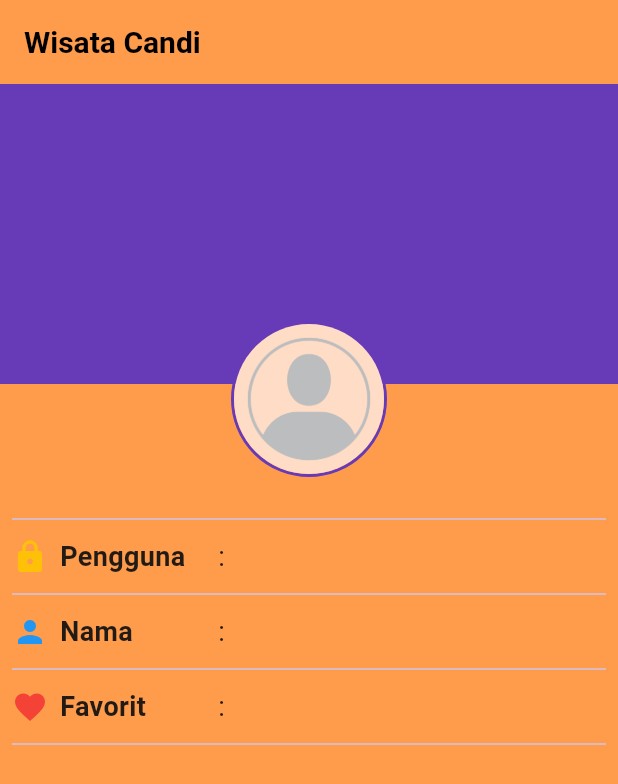
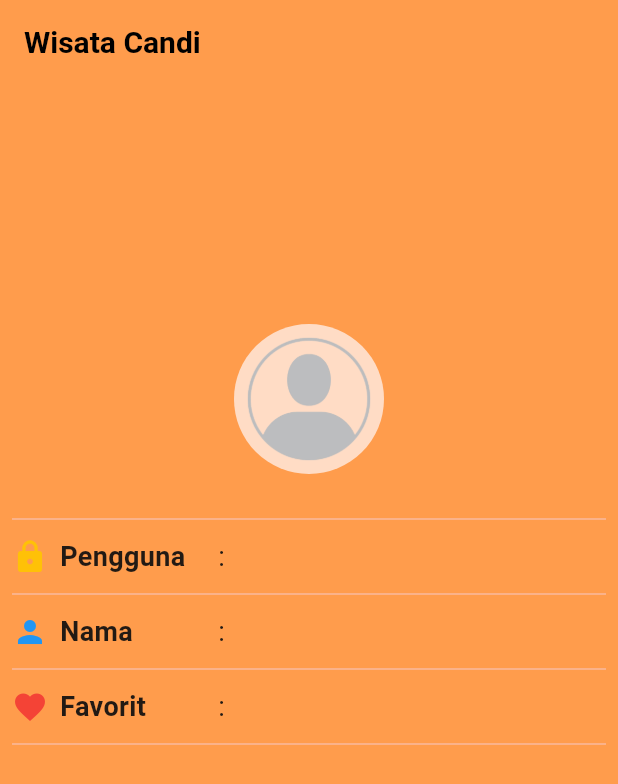
Before and after one commit to richards0904/piknikplg_uas_pab, a Flutter app: the screen it shows after launch, on a phone screen of 412 x 824 dp. Shown: the top 784 px of the screen. Run offline on Flutter 3.47's test engine with Material 3 defaults, Android fonts, the phone set to English and light mode, and no system bars; our stand-ins replace logger, shared_preferences; missing offline and left inert: encrypt.

Commit message:
Profile Screen Ubah Warna

```diff
--- a/lib/widget/app_color.dart
+++ b/lib/widget/app_color.dart
@@ -1,7 +1,8 @@
 import 'dart:ui';
 
 // ignore: prefer_const_constructors
-final Color primary = Color(0xffff9c4c);
+final Color primary = Color(0xFFff9c4c);
+final Color primaryShade = Color(0xFFfab99d);
 final Color menu1Color = Color(0xFFf9d263);
 final Color menu2Color = Color(0xFFf2603d);
 final Color menu3Color = Color(0xFF04abe6);
--- a/lib/widget/profile_screen.dart
+++ b/lib/widget/profile_screen.dart
@@ -2,6 +2,7 @@ import 'package:flutter/material.dart';
 import 'package:piknikplg_uas_pab/widget/profile_info_item.dart';
 import 'package:shared_preferences/shared_preferences.dart';
 import 'package:encrypt/encrypt.dart' as encrypt;
+import 'package:piknikplg_uas_pab/widget/app_color.dart' as warna;
 
 class ProfileScreen extends StatefulWidget {
   const ProfileScreen({super.key});
@@ -100,7 +101,7 @@ class _ProfileScreenState extends State<ProfileScreen> {
           Container(
             height: 200,
             width: double.infinity,
-            color: Colors.deepPurple,
+            color: warna.primary,
           ),
           Padding(
             padding: const EdgeInsets.all(8.0),
@@ -116,8 +117,7 @@ class _ProfileScreenState extends State<ProfileScreen> {
                       children: [
                         Container(
                           decoration: BoxDecoration(
-                            border:
-                                Border.all(color: Colors.deepPurple, width: 2),
+                            border: Border.all(color: warna.primary, width: 2),
                             shape: BoxShape.circle,
                           ),
                           child: const CircleAvatar(
@@ -143,7 +143,7 @@ class _ProfileScreenState extends State<ProfileScreen> {
                   height: 20,
                 ),
                 Divider(
-                  color: Colors.deepPurple[100],
+                  color: warna.primaryShade,
                 ),
                 const SizedBox(
                   height: 4,
@@ -157,7 +157,7 @@ class _ProfileScreenState extends State<ProfileScreen> {
                   height: 4,
                 ),
                 Divider(
-                  color: Colors.deepPurple[100],
+                  color: warna.primaryShade,
                 ),
                 const SizedBox(
                   height: 4,
@@ -175,7 +175,7 @@ class _ProfileScreenState extends State<ProfileScreen> {
                   height: 4,
                 ),
                 Divider(
-                  color: Colors.deepPurple[100],
+                  color: warna.primaryShade,
                 ),
                 const SizedBox(
                   height: 4,
@@ -190,7 +190,7 @@ class _ProfileScreenState extends State<ProfileScreen> {
                   height: 4,
                 ),
                 Divider(
-                  color: Colors.deepPurple[100],
+                  color: warna.primaryShade,
                 ),
                 const SizedBox(
                   height: 20,
```
